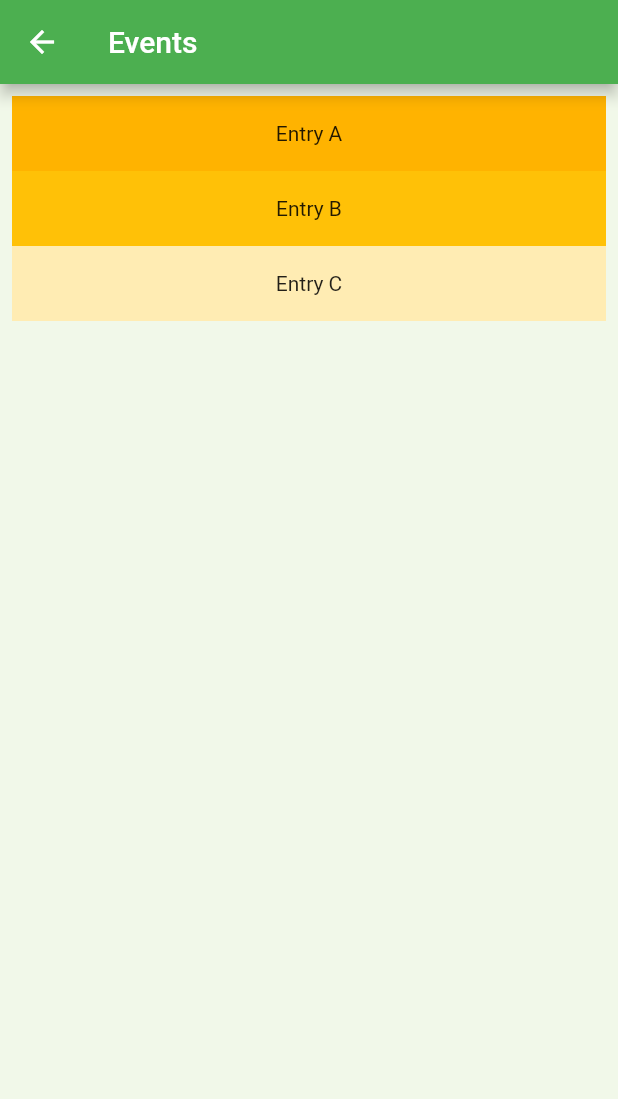
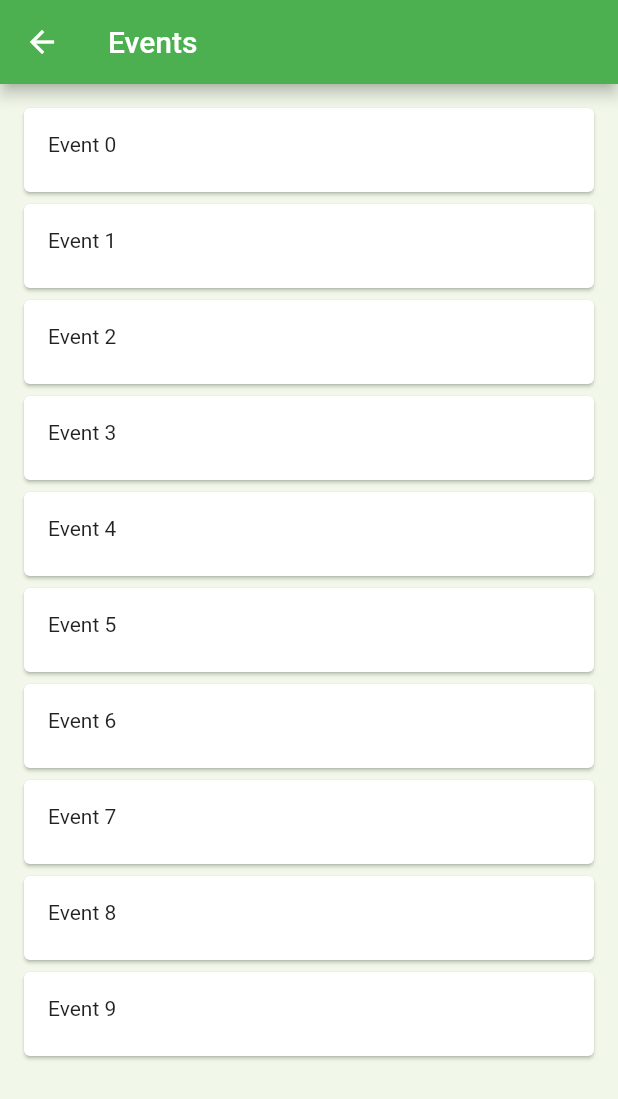
Before and after one commit to techlanta/LetsPlayAtl, a Flutter app: the EventList screen opened by its route, on a phone screen of 412 x 824 dp. Shown: the top 1099 px of the screen. Run offline on Flutter 3.47's test engine with Material 2 defaults, Android fonts, the phone set to English and light mode, and no system bars; missing offline and left inert: date_utils.

```diff
--- a/lib/model/Event.dart
+++ b/lib/model/Event.dart
@@ -4,11 +4,9 @@ import 'package:date_utils/date_utils.dart';
 
 class Event {
 
+  Event({this.name, this.description, this.latitude, this.longitude, this.dateStart, this.dateEnd, this.eventID});
+
   bool RSVP = false;
-
-  Event() {
-
-  }
 
   DateTime dateStart;
   DateTime dateEnd;
--- a/lib/providers/eventProvider.dart
+++ b/lib/providers/eventProvider.dart
@@ -6,8 +6,9 @@ abstract class EventProvider {
 class MockEventProvider extends EventProvider {
   @override
   List<Event> getAllEvents() {
-    // TODO: implement getAllEvents
-    return [];
+    return [
+      Event(name: "Momo's Community PotLuck", latitude: 10, longitude: 20, )
+    ];
   }
 
 }
--- a/lib/screens/eventList.dart
+++ b/lib/screens/eventList.dart
@@ -1,7 +1,10 @@
 import 'package:flutter/material.dart';
+import 'package:lets_play_atl/providers/singleton.dart';
 
 
 class EventList extends StatefulWidget {
+    Singleton singleton;
+    EventList(this.singleton);
     @override
     _EventListState createState() => _EventListState();
 }
@@ -20,33 +23,25 @@ class _EventListState extends State<EventList> {
 //                Widget>[
                 body:
                     Container(
-                        child: ListView(
-                        padding: const EdgeInsets.all(8.0),
-                            children: <Widget>[
-                                GestureDetector(
+                        child: ListView.builder(
+                            itemCount: 10,
+                        padding: const EdgeInsets.all(12.0),
+                            itemBuilder: (BuildContext c, int index) {
+                                return GestureDetector(
                                     onTap: () {
-                                      Navigator.of(context).pushNamed('/eventDetails');
+                                        Navigator.of(context).pushNamed('/eventDetails');
                                     },
-                                    child: Container(
-                                    height: 50,
-                                    color: Colors.amber[600],
-                                        child: const Center(child: Text('Entry A')),
-                                    ),),
-                                GestureDetector(
-                                    onTap: () {},
-                                    child: Container(
-                                        height: 50,
-                                        color: Colors.amber[500],
-                                        child: const Center(child: Text('Entry B')),
-                                    ),),
-                                GestureDetector(
-                                    onTap: () {},
-                                    child: Container(
-                                        height: 50,
-                                        color: Colors.amber[100],
-                                        child: const Center(child: Text('Entry C')),
-                                    ),),
-                                ]),
+                                    child: Card(
+                                        child: Column(
+                                            children: [
+                                                ListTile(
+                                                    leading:Text("Event $index")
+                                                )
+                                            ]
+                                        )
+                                    ));
+                            },
+                            ),
                     ),
             );
     }
```
Also changed, not shown: lib/main.dart (+7 -2 lines), lib/providers/userProvider.dart (+5 -5 lines), lib/screens/loginScreen.dart (+12 -5 lines).
